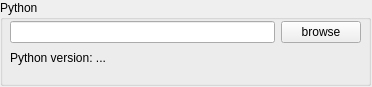
OpenMS/OpenMS-TOPP-GUI, file src/openms_gui/source/VISUAL/DIALOGS/PythonSelector.ui: the form before one commit.
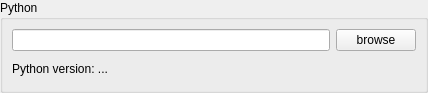
The form after the commit.

Commit message: size policy fixed

```diff
--- a/src/openms_gui/source/VISUAL/DIALOGS/PythonSelector.ui
+++ b/src/openms_gui/source/VISUAL/DIALOGS/PythonSelector.ui
@@ -6,61 +6,99 @@
    <rect>
     <x>0</x>
     <y>0</y>
-    <width>372</width>
-    <height>87</height>
+    <width>428</width>
+    <height>93</height>
    </rect>
   </property>
   <property name="windowTitle">
    <string>Form</string>
   </property>
+  <layout class="QHBoxLayout" name="horizontalLayout">
+   <property name="leftMargin">
+    <number>0</number>
+   </property>
+   <property name="topMargin">
+    <number>0</number>
+   </property>
+   <property name="rightMargin">
+    <number>0</number>
+   </property>
+   <property name="bottomMargin">
+    <number>0</number>
+   </property>
+   <item>
   <widget class="QGroupBox" name="box_python">
-   <property name="geometry">
-    <rect>
-     <x>0</x>
-     <y>0</y>
-     <width>371</width>
-     <height>86</height>
-    </rect>
+     <property name="sizePolicy">
+      <sizepolicy hsizetype="Expanding" vsizetype="Expanding">
+       <horstretch>0</horstretch>
+       <verstretch>0</verstretch>
+      </sizepolicy>
+     </property>
+     <property name="baseSize">
+      <size>
+       <width>0</width>
+       <height>0</height>
+      </size>
+     </property>
+     <property name="focusPolicy">
+      <enum>Qt::NoFocus</enum>
+     </property>
+     <property name="layoutDirection">
+      <enum>Qt::LeftToRight</enum>
    </property>
    <property name="title">
     <string>Python</string>
    </property>
+     <layout class="QGridLayout" name="gridLayout">
+      <property name="leftMargin">
+       <number>9</number>
+      </property>
+      <item row="3" column="0" colspan="2">
    <widget class="QLabel" name="label">
-    <property name="geometry">
-     <rect>
-      <x>10</x>
-      <y>50</y>
-      <width>101</width>
-      <height>16</height>
-     </rect>
+        <property name="sizePolicy">
+         <sizepolicy hsizetype="Expanding" vsizetype="Expanding">
+          <horstretch>0</horstretch>
+          <verstretch>0</verstretch>
+         </sizepolicy>
     </property>
     <property name="text">
      <string>Python version: ...</string>
     </property>
    </widget>
-   <widget class="QWidget" name="layoutWidget">
-    <property name="geometry">
-     <rect>
-      <x>10</x>
-      <y>20</y>
-      <width>351</width>
-      <height>25</height>
-     </rect>
-    </property>
-    <layout class="QHBoxLayout" name="horizontalLayout">
-     <item>
-      <widget class="QLineEdit" name="line_edit"/>
-     </item>
-     <item>
+      </item>
+      <item row="2" column="0">
+       <widget class="QLineEdit" name="line_edit">
+        <property name="sizePolicy">
+         <sizepolicy hsizetype="Expanding" vsizetype="Fixed">
+          <horstretch>0</horstretch>
+          <verstretch>0</verstretch>
+         </sizepolicy>
+        </property>
+       </widget>
+      </item>
+      <item row="2" column="1">
       <widget class="QPushButton" name="btn_browse">
+        <property name="sizePolicy">
+         <sizepolicy hsizetype="Fixed" vsizetype="Fixed">
+          <horstretch>0</horstretch>
+          <verstretch>0</verstretch>
+         </sizepolicy>
+        </property>
+        <property name="layoutDirection">
+         <enum>Qt::LeftToRight</enum>
+        </property>
        <property name="text">
         <string>browse</string>
        </property>
       </widget>
      </item>
     </layout>
-   </widget>
-  </widget>
+     <zorder>line_edit</zorder>
+     <zorder>btn_browse</zorder>
+     <zorder>label</zorder>
+    </widget>
+   </item>
+  </layout>
  </widget>
  <resources/>
  <connections/>
```
Lines whose indentation alone changed are shown as unchanged. The commit also changes 10 other files.
